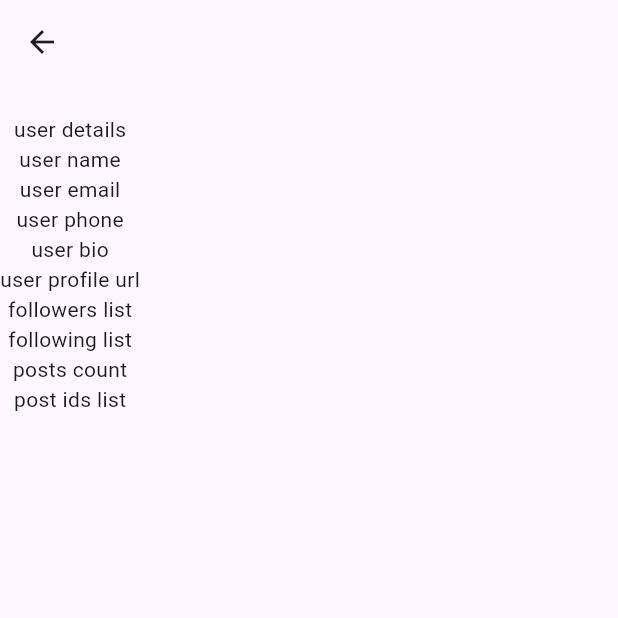
After one commit to noob-Coder-Harsh/social_app, a Flutter app: the SampleScreen screen opened directly, on a phone screen of 412 x 824 dp, the top half of it. The commit adds this screen. Run offline on Flutter 3.47's test engine with Material 3 defaults, Android fonts, the phone set to English and light mode, and no system bars; our stand-ins replace cloud_firestore, firebase_auth, firebase_core, firebase_storage, google_nav_bar, google_sign_in and 2 more; accounts and stored records are empty.

Commit message:
signup methods

```diff
--- a/lib/Firebase/auth.dart
+++ b/lib/Firebase/auth.dart
@@ -1,6 +1,7 @@
 import 'package:firebase_auth/firebase_auth.dart';
 import 'package:flutter/material.dart';
 import 'package:social_app/Login/pages/loginorregister.dart';
+import 'package:social_app/Refactored/samplescreen.dart';
 
 import '../navigation_bar.dart';
 
@@ -12,7 +13,7 @@ class Auth extends StatelessWidget{
     return StreamBuilder(stream: FirebaseAuth.instance.authStateChanges(),
         builder: (context,snapshot){
       if(snapshot.hasData){
-        return const CustomNavigationBar();
+        return const SampleScreen();
       }else{
         return const LoginOrRegisterPage();
       }
--- a/lib/Login/pages/loginorregister.dart
+++ b/lib/Login/pages/loginorregister.dart
@@ -1,5 +1,6 @@
 import 'package:flutter/material.dart';
 import 'package:social_app/Login/pages/register_page.dart';
+import '../../Refactored/loginpage_ui.dart';
 import 'login_page.dart';
 
 class LoginOrRegisterPage extends StatefulWidget{
@@ -20,7 +21,7 @@ class _LoginOrRegisterPageState extends State<LoginOrRegisterPage>{
   @override
   Widget build(BuildContext context){
     if(showLoginPage){
-     return LoginPage(onTap: togglePages,);
+     return LoginPageUI(onTap: togglePages,);
     }else{
      return RegisteredPage(onTap: togglePages);
     }
--- /dev/null
+++ b/lib/Refactored/auth_service.dart
@@ -0,0 +1,85 @@
+import 'package:firebase_auth/firebase_auth.dart';
+import 'package:cloud_firestore/cloud_firestore.dart';
+import 'package:google_sign_in/google_sign_in.dart';
+
+class AuthService {
+  final FirebaseAuth _auth = FirebaseAuth.instance;
+  final GoogleSignIn googleSignIn = GoogleSignIn();
+
+  Future<User?> signInWithGoogle() async {
+    try {
+      final GoogleSignInAccount? googleSignInAccount = await googleSignIn.signIn();
+
+      if (googleSignInAccount != null) {
+        final GoogleSignInAuthentication googleSignInAuthentication =
+        await googleSignInAccount.authentication;
+
+        // Create a new credential
+        final OAuthCredential credential = GoogleAuthProvider.credential(
+          accessToken: googleSignInAuthentication.accessToken,
+          idToken: googleSignInAuthentication.idToken,
+        );
+
+        // Sign in to Firebase with the Google credential
+        final UserCredential authResult = await _auth.signInWithCredential(credential);
+        final User? user = authResult.user;
+
+        // Check if the user is signing in for the first time
+        if (authResult.additionalUserInfo?.isNewUser ?? false) {
+          // Store user signup data
+          await _storeUserSignUpData(user);
+        }
+
+        return user;
+      } else {
+        // Google sign in was canceled
+        return null;
+      }
+    } catch (error) {
+      print("Google Sign-In Error: $error");
+      return null;
+    }
+  }
+
+  Future<void> signUpWithEmail(String email, String password) async {
+    try {
+      UserCredential authResult = await _auth.createUserWithEmailAndPassword(
+        email: email,
+        password: password,
+      );
+      User? user = authResult.user;
+      await _storeUserSignUpData(user);
+    } catch (error) {
+      print("Email Sign-Up Error: $error");
+      // Handle error as needed
+    }
+  }
+
+
+  Future<void> _storeUserSignUpData(User? user) async {
+    try {
+      // Determine initial data based on signup method (Google, email, phone, etc.)
+      Map<String, dynamic> userData = {
+        'email': user?.email ?? "",
+        'profile_picture': null,
+        'bio': "",
+        'followers': [],
+        'following': [],
+        'posts': [],
+        'phone': user?.phoneNumber ?? ""
+      };
+
+      // Add username if available
+      if (user?.email != null) {
+        String? username = user?.email?.split('@').first;
+        userData['username'] = username;
+      }
+
+      // Store user data in Firestore
+      await FirebaseFirestore.instance.collection('users').doc(user?.uid).set(userData);
+    } catch (error) {
+      print("Error storing user signup data: $error");
+      // Handle error as needed
+    }
+  }
+}
--- /dev/null
+++ b/lib/Refactored/samplescreen.dart
@@ -0,0 +1,32 @@
+import 'package:flutter/material.dart';
+
+class SampleScreen extends StatefulWidget {
+  const SampleScreen({super.key});
+
+  @override
+  State<SampleScreen> createState() => _SampleScreenState();
+}
+
+class _SampleScreenState extends State<SampleScreen> {
+  @override
+  Widget build(BuildContext context) {
+    return Scaffold(
+      appBar: AppBar(),
+      body: Column(
+        children: [
+          SizedBox(height: 20,),
+          Text('user details'),
+          Text('user name'),
+          Text('user email'),
+          Text('user phone'),
+          Text('user bio'),
+          Text('user profile url'),
+          Text('followers list'),
+          Text('following list'),
+          Text('posts count'),
+          Text('post ids list')
+        ],
+      ),
+    );
+  }
+}
--- a/lib/main.dart
+++ b/lib/main.dart
@@ -5,6 +5,8 @@ import 'package:social_app/Firebase/auth.dart';
 import 'package:social_app/Firebase/firebase_options.dart';
 import 'package:social_app/Login/loginpage_viewmodel.dart';
 import 'package:social_app/Registration/registration_viewmodel.dart';
+
+import 'Refactored/migration.dart';
 
 
 void main() async{
```
Also changed, not shown: lib/Refactored/loginpage_ui.dart (renamed from lib/Login/loginpage_ui.dart, +25 -10 lines), lib/Refactored/migration.dart (added, +75 -0 lines), lib/Refactored/utils.dart (added, +13 -0 lines), lib/Refactored/registration_ui.dart (renamed from lib/Registration/registration_ui.dart).
